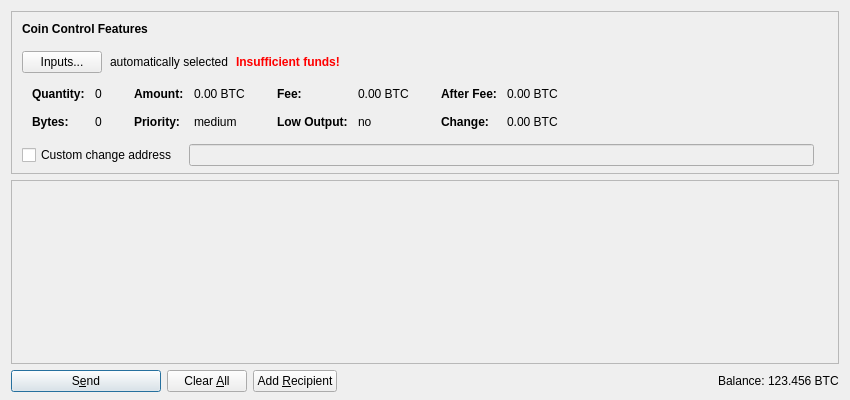
Qt form src/qt/forms/sendcoinsdialog.ui (digibyte/digibyte) before a commit.
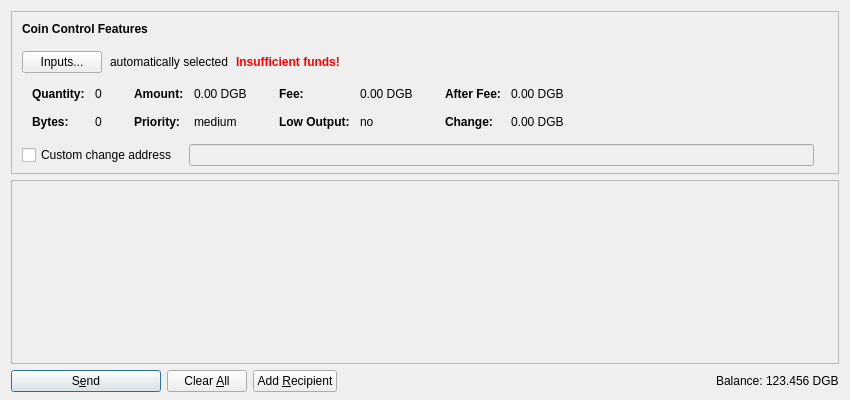
The same form after that commit. Icons and pictures are not drawn. Custom widgets are drawn as their Qt base class.

```diff
--- a/src/qt/forms/sendcoinsdialog.ui
+++ b/src/qt/forms/sendcoinsdialog.ui
@@ -321,7 +321,7 @@
                   <enum>Qt::ActionsContextMenu</enum>
                  </property>
                  <property name="text">
-                  <string notr="true">0.00 BTC</string>
+                  <string notr="true">0.00 DGB</string>
                  </property>
                  <property name="textInteractionFlags">
                   <set>Qt::LinksAccessibleByMouse|Qt::TextSelectableByKeyboard|Qt::TextSelectableByMouse</set>
@@ -401,7 +401,7 @@
                   <enum>Qt::ActionsContextMenu</enum>
                  </property>
                  <property name="text">
-                  <string notr="true">0.00 BTC</string>
+                  <string notr="true">0.00 DGB</string>
                  </property>
                  <property name="textInteractionFlags">
                   <set>Qt::LinksAccessibleByMouse|Qt::TextSelectableByKeyboard|Qt::TextSelectableByMouse</set>
@@ -481,7 +481,7 @@
                   <enum>Qt::ActionsContextMenu</enum>
                  </property>
                  <property name="text">
-                  <string notr="true">0.00 BTC</string>
+                  <string notr="true">0.00 DGB</string>
                  </property>
                  <property name="textInteractionFlags">
                   <set>Qt::LinksAccessibleByMouse|Qt::TextSelectableByKeyboard|Qt::TextSelectableByMouse</set>
@@ -510,7 +510,7 @@
                   <enum>Qt::ActionsContextMenu</enum>
                  </property>
                  <property name="text">
-                  <string notr="true">0.00 BTC</string>
+                  <string notr="true">0.00 DGB</string>
                  </property>
                  <property name="textInteractionFlags">
                   <set>Qt::LinksAccessibleByMouse|Qt::TextSelectableByKeyboard|Qt::TextSelectableByMouse</set>
@@ -765,7 +765,7 @@
           <cursorShape>IBeamCursor</cursorShape>
          </property>
          <property name="text">
-          <string notr="true">123.456 BTC</string>
+          <string notr="true">123.456 DGB</string>
          </property>
          <property name="textInteractionFlags">
           <set>Qt::LinksAccessibleByMouse|Qt::TextSelectableByKeyboard|Qt::TextSelectableByMouse</set>
```
Left out of the diff: 8 changed lines with no effect on the pictures.
